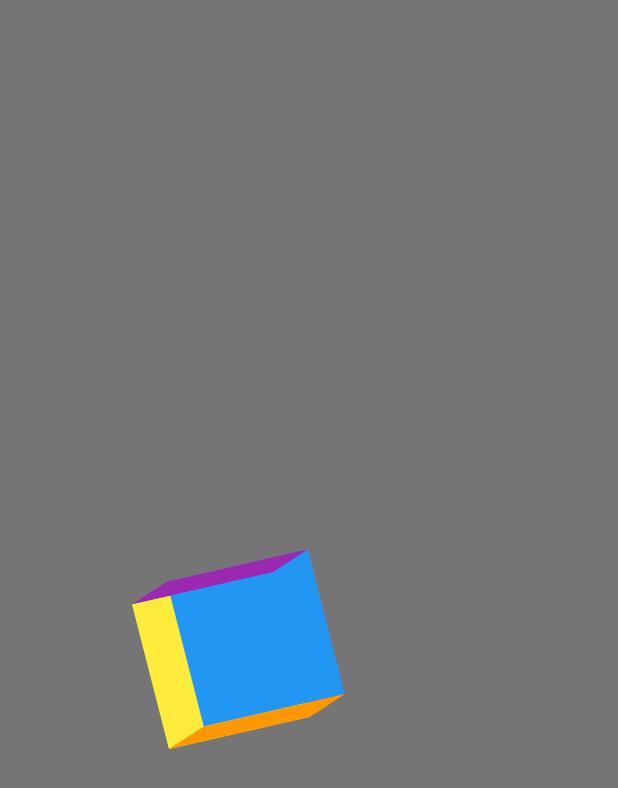
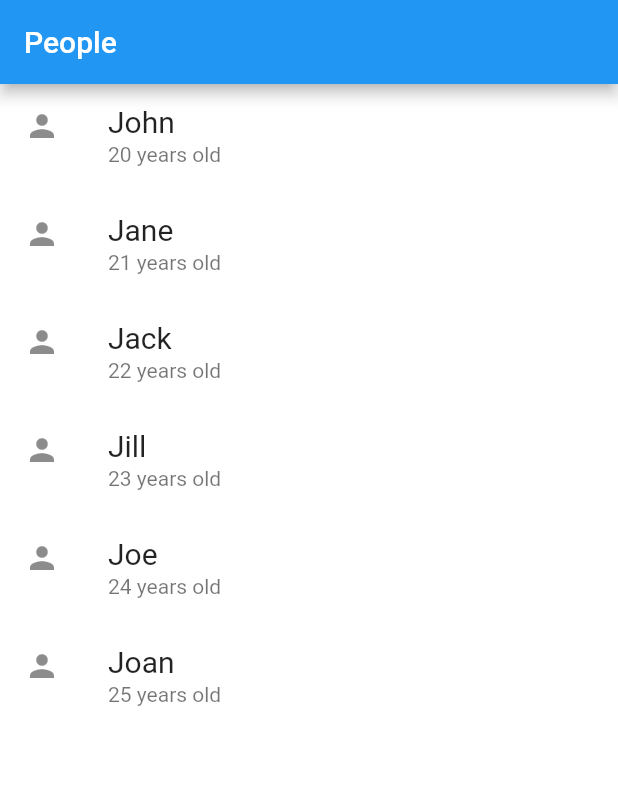
Before and after one commit to Bilal001122/animations, a Flutter app: the screen it shows after launch, on a phone screen of 412 x 824 dp. Shown: the top 788 px of the screen. Run offline on Flutter 3.47's test engine with Material 2 defaults, Android fonts, the phone set to English and light mode, and no system bars.

Commit message:
fourth animation done

```diff
--- /dev/null
+++ b/lib/fourth_animation.dart
@@ -0,0 +1,115 @@
+import 'package:flutter/material.dart';
+
+class AnimationFourthOne extends StatefulWidget {
+  const AnimationFourthOne({Key? key}) : super(key: key);
+
+  @override
+  State<AnimationFourthOne> createState() => _AnimationFourthOneState();
+}
+
+class _AnimationFourthOneState extends State<AnimationFourthOne> {
+  final List<Person> people = [
+    Person(name: 'John', age: 20, emoji: Icons.person),
+    Person(name: 'Jane', age: 21, emoji: Icons.person),
+    Person(name: 'Jack', age: 22, emoji: Icons.person),
+    Person(name: 'Jill', age: 23, emoji: Icons.person),
+    Person(name: 'Joe', age: 24, emoji: Icons.person),
+    Person(name: 'Joan', age: 25, emoji: Icons.person),
+  ];
+
+  @override
+  Widget build(BuildContext context) {
+    return Scaffold(
+      appBar: AppBar(
+        title: const Text('People'),
+      ),
+      body: ListView.builder(
+        itemCount: people.length,
+        itemBuilder: (context, index) {
+          final person = people[index];
+          return ListTile(
+            onTap: () {
+              Navigator.of(context).push(
+                MaterialPageRoute(
+                  builder: (context) => DetailsPage(person: person),
+                ),
+              );
+            },
+            leading: Hero(
+              tag: person.name,
+              child: Icon(
+                person.emoji,
+              ),
+            ),
+            title: Text(
+              person.name,
+              style: const TextStyle(
+                fontSize: 20,
+              ),
+            ),
+            subtitle: Text('${person.age} years old'),
+          );
+        },
+      ),
+    );
+  }
+}
+
+class Person {
+  final String name;
+  final int age;
+  final IconData emoji;
+
+  Person({
+    required this.name,
+    required this.age,
+    required this.emoji,
+  });
+}
+
+class DetailsPage extends StatelessWidget {
+  final Person person;
+
+  const DetailsPage({Key? key, required this.person}) : super(key: key);
+
+  @override
+  Widget build(BuildContext context) {
+    return Scaffold(
+      appBar: AppBar(
+        title: Center(
+          child: Hero(
+            flightShuttleBuilder: (flightContext, animation, flightDirection,
+                fromHeroContext, toHeroContext) {
+              switch(flightDirection){
+                case HeroFlightDirection.push:
+                  return ScaleTransition(
+                    scale: animation.drive(
+                      Tween<double>(begin: 0.0, end: 1.3).chain(
+                        CurveTween(curve: Curves.decelerate),
+                      ),
+                    ),
+                    child: toHeroContext.widget,
+                  );
+                case HeroFlightDirection.pop:
+                  return ScaleTransition(
+                    scale: animation.drive(
+                      Tween<double>(begin: 1.3, end: 0.0).chain(
+                        CurveTween(curve: Curves.decelerate),
+                      ),
+                    ),
+                    child: fromHeroContext.widget,
+                  );
+              }
+            },
+            tag: person.name,
+            child: Icon(person.emoji,size: 40,),
+          ),
+        ),
+      ),
+      body: Text(
+        '${person.name} is ${person.age} years old',
+        style: const TextStyle(fontSize: 40),
+      ),
+    );
+  }
+}
--- a/lib/main.dart
+++ b/lib/main.dart
@@ -1,3 +1,4 @@
+import 'package:animations/fourth_animation.dart';
 import 'package:animations/second_animation.dart';
 import 'package:animations/third_animation.dart';
 import 'package:flutter/material.dart';
@@ -17,9 +18,9 @@ class MyApp extends StatelessWidget {
       title: 'Flutter Demo',
       theme: ThemeData(
         primarySwatch: Colors.blue,
-        scaffoldBackgroundColor: Colors.black54,
+        scaffoldBackgroundColor: Colors.white,
       ),
-      home:  const AnimationThirdOne(),
+      home:  const AnimationFourthOne(),
     );
   }
 }
```
